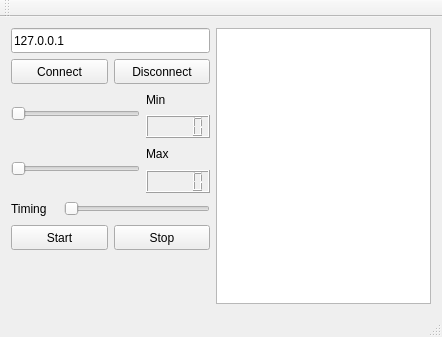
The window that QtTcpClientProducer/mainwindow.ui (igorservo159/Qt_TCP) describes before a commit, drawn with Qt 5.
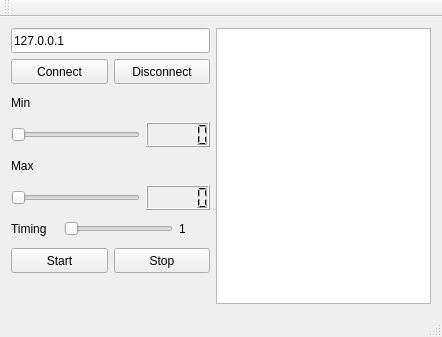
The same window after the commit.

What changed in the file:
```diff
--- a/QtTcpClientProducer/mainwindow.ui
+++ b/QtTcpClientProducer/mainwindow.ui
@@ -22,7 +22,9 @@
   <widget class="QWidget" name="centralWidget">
    <layout class="QGridLayout" name="gridLayout">
     <item row="0" column="0">
-     <layout class="QVBoxLayout" name="verticalLayout_3">
+     <layout class="QHBoxLayout" name="horizontalLayout_7">
+      <item>
+       <layout class="QVBoxLayout" name="verticalLayout">
       <item>
        <widget class="QLineEdit" name="lineEdit">
         <property name="minimumSize">
@@ -37,7 +39,7 @@
        </widget>
       </item>
       <item>
-       <layout class="QHBoxLayout" name="horizontalLayout">
+         <layout class="QHBoxLayout" name="horizontalLayout_5">
         <item>
          <widget class="QPushButton" name="connect">
           <property name="minimumSize">
@@ -67,23 +69,6 @@
        </layout>
       </item>
       <item>
-       <layout class="QHBoxLayout" name="horizontalLayout_2">
-        <item>
-         <widget class="QSlider" name="min">
-          <property name="minimumSize">
-           <size>
-            <width>125</width>
-            <height>15</height>
-           </size>
-          </property>
-          <property name="orientation">
-           <enum>Qt::Horizontal</enum>
-          </property>
-         </widget>
-        </item>
-        <item>
-         <layout class="QVBoxLayout" name="verticalLayout">
-          <item>
            <widget class="QLabel" name="label">
             <property name="minimumSize">
              <size>
@@ -97,23 +82,9 @@
            </widget>
           </item>
           <item>
-           <widget class="QLCDNumber" name="display_max">
-            <property name="minimumSize">
-             <size>
-              <width>64</width>
-              <height>23</height>
-             </size>
-            </property>
-           </widget>
-          </item>
-         </layout>
-        </item>
-       </layout>
-      </item>
+         <layout class="QHBoxLayout" name="horizontalLayout_4">
       <item>
-       <layout class="QHBoxLayout" name="horizontalLayout_3">
-        <item>
-         <widget class="QSlider" name="max">
+           <widget class="QSlider" name="min">
           <property name="minimumSize">
            <size>
             <width>125</width>
@@ -126,7 +97,17 @@
          </widget>
         </item>
         <item>
-         <layout class="QVBoxLayout" name="verticalLayout_2">
+           <widget class="QLCDNumber" name="display_min">
+            <property name="minimumSize">
+             <size>
+              <width>64</width>
+              <height>23</height>
+             </size>
+            </property>
+           </widget>
+          </item>
+         </layout>
+        </item>
           <item>
            <widget class="QLabel" name="label_2">
             <property name="minimumSize">
@@ -141,7 +122,22 @@
            </widget>
           </item>
           <item>
-           <widget class="QLCDNumber" name="display_min">
+         <layout class="QHBoxLayout" name="horizontalLayout_3">
+          <item>
+           <widget class="QSlider" name="max">
+            <property name="minimumSize">
+             <size>
+              <width>125</width>
+              <height>15</height>
+             </size>
+            </property>
+            <property name="orientation">
+             <enum>Qt::Horizontal</enum>
+            </property>
+           </widget>
+          </item>
+          <item>
+           <widget class="QLCDNumber" name="display_max">
             <property name="minimumSize">
              <size>
               <width>64</width>
@@ -152,10 +148,8 @@
           </item>
          </layout>
         </item>
-       </layout>
-      </item>
       <item>
-       <layout class="QHBoxLayout" name="horizontalLayout_4">
+         <layout class="QHBoxLayout" name="horizontalLayout">
         <item>
          <widget class="QLabel" name="label_3">
           <property name="minimumSize">
@@ -171,21 +165,28 @@
         </item>
         <item>
          <widget class="QSlider" name="time">
+            <property name="orientation">
+             <enum>Qt::Horizontal</enum>
+            </property>
+           </widget>
+          </item>
+          <item>
+           <widget class="QLabel" name="label_6">
           <property name="minimumSize">
            <size>
-            <width>144</width>
-            <height>15</height>
-           </size>
-          </property>
-          <property name="orientation">
-           <enum>Qt::Horizontal</enum>
+              <width>31</width>
+              <height>20</height>
+             </size>
+            </property>
+            <property name="text">
+             <string>1</string>
           </property>
          </widget>
         </item>
        </layout>
       </item>
       <item>
-       <layout class="QHBoxLayout" name="horizontalLayout_5">
+         <layout class="QHBoxLayout" name="horizontalLayout_2">
         <item>
          <widget class="QPushButton" name="start">
           <property name="minimumSize">
@@ -225,6 +226,12 @@
         </item>
         <item>
          <widget class="QLabel" name="label_5">
+            <property name="minimumSize">
+             <size>
+              <width>91</width>
+              <height>17</height>
+             </size>
+            </property>
           <property name="text">
            <string/>
           </property>
@@ -234,8 +241,17 @@
       </item>
      </layout>
     </item>
-    <item row="0" column="1">
-     <widget class="QTextBrowser" name="textBrowser"/>
+      <item>
+       <widget class="QTextBrowser" name="textBrowser">
+        <property name="minimumSize">
+         <size>
+          <width>201</width>
+          <height>258</height>
+         </size>
+        </property>
+       </widget>
+      </item>
+     </layout>
     </item>
    </layout>
   </widget>
```
Lines whose indentation alone changed are shown as unchanged.
